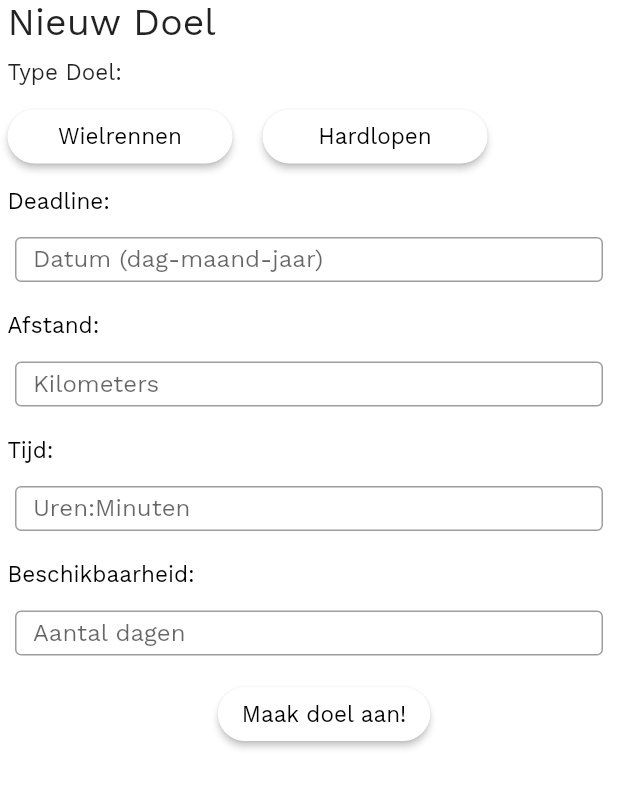
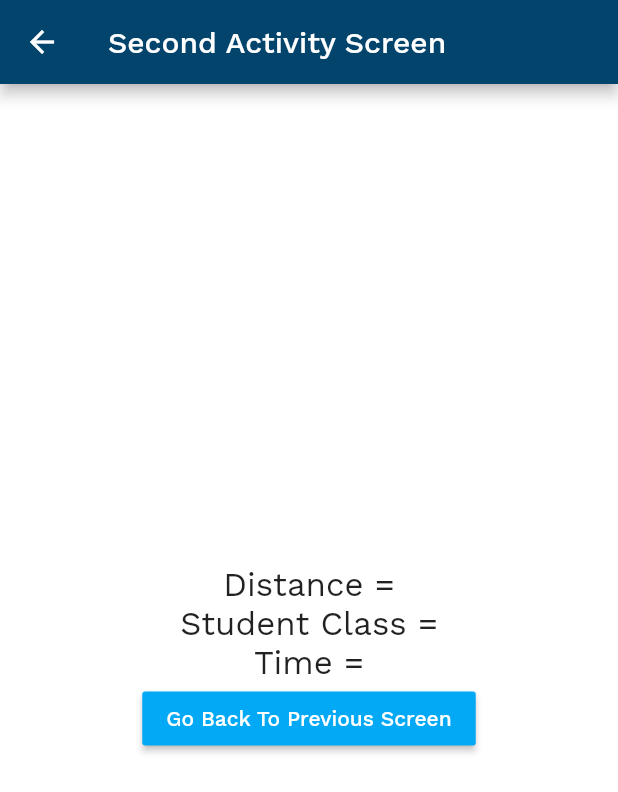
Before and after one commit to Panda-Incorporated/Panda.Mobile, a Flutter app: the NewGoal screen opened directly, after a tap on "Maak doel aan!", on a phone screen of 412 x 824 dp. Shown: the top 792 px of the screen. Run offline on Flutter 3.47's test engine with Material 2 defaults, Android fonts, the light colour scheme and no system bars; our stand-ins replace fl_chart, percent_indicator, sqflite; missing offline and left inert: flutter_inappwebview, glyphicon; accounts and stored records are empty.

Commit message:
NewGoal input data meegeven
verder aan Newgoal aanmaken, data doorgeven aan placement pagina.

```diff
--- a/lib/Pages/GoalSummaryPage.dart
+++ b/lib/Pages/GoalSummaryPage.dart
@@ -6,6 +6,7 @@ import 'package:panda/Pages/SeePredictionLargePage.dart';
 import 'package:panda/Pages/ShowActivities.dart';
 import 'package:panda/widgets/GoalSummary.dart';
 import 'package:panda/widgets/ShowGraph.dart';
+import 'package:panda/widgets/widgets.dart';
 import 'package:percent_indicator/circular_percent_indicator.dart';
 
 import 'ActivitySelectionPage.dart';
--- a/lib/Pages/NewGoal.dart
+++ b/lib/Pages/NewGoal.dart
@@ -3,7 +3,12 @@ import 'package:flutter/cupertino.dart';
 import 'package:flutter/material.dart';
 import 'package:flutter/widgets.dart';
 import 'package:panda/widgets/Logo.dart';
-import 'package:panda/widgets/NewGoalInput.dart';
+import 'package:panda/Pages/NewGoalInput.dart';
+import 'package:panda/Pages/GoalSelectionPage.dart';
+import 'package:panda/Pages/Home.dart';
+import 'package:panda/main.dart';
+import 'package:panda/widgets/GoalSummary.dart';
+import 'NewGoalInput.dart';
 
 class NewGoal extends StatefulWidget {
   @override
@@ -11,16 +16,28 @@ class NewGoal extends StatefulWidget {
 }
 
 class _NewGoalState extends State<NewGoal> {
+  var _goal = new TextEditingController();
+  var _distance = new TextEditingController();
+  var _deadline = new TextEditingController();
+  var _date = new TextEditingController();
+  var _availability = new TextEditingController();
+  getItemAndNavigate(BuildContext context) {
+    Navigator.push(
+        context,
+        MaterialPageRoute(
+            builder: (context) => SecondScreen(
+                nameHolder: _distance.text,
+                classHolder: _deadline.text,
+                numberHolder: _date.text)));
+  }
+
   bool _hasBeenPressed1 = false;
   bool _hasBeenPressed2 = false;
-  bool _hasBeenPressed3 = false;
+
   double _titelFontSize = 25;
   double _textFontSize = 15;
   double _inputBoxHeight = 50;
-  TextEditingController deadLine = TextEditingController();
-  TextEditingController afstand = TextEditingController();
-  TextEditingController tijd = TextEditingController();
-  TextEditingController beschikbaarheid = TextEditingController();
+
   @override
   Widget build(BuildContext context) {
     return Scaffold(
@@ -47,7 +64,7 @@ class _NewGoalState extends State<NewGoal> {
           margin: EdgeInsets.only(left: 5, bottom: 5),
           alignment: Alignment.centerLeft,
           child: Text(
-            'Type Doel:',
+            'Selecteer doel:',
             style: TextStyle(
               fontSize: _textFontSize,
               fontWeight: FontWeight.w400,
@@ -60,41 +77,12 @@ class _NewGoalState extends State<NewGoal> {
           children: [
             Container(
               alignment: Alignment.centerLeft,
-              margin: EdgeInsets.only(left: 5, top: 5),
-              child: ButtonTheme(
-                minWidth: 150.0,
-                child: RaisedButton(
-                  child: Text(
-                    "Wielrennen",
-                    style: TextStyle(
-                      fontSize: _textFontSize,
-                      fontWeight: FontWeight.w400,
-                    ),
-                  ),
-                  textColor: Colors.black,
-                  color: _hasBeenPressed1 ? Colors.blue : Colors.white,
-                  shape: RoundedRectangleBorder(
-                    borderRadius: BorderRadius.circular(20),
-                  ),
-                  onPressed: () => {
-                    setState(() {
-                      if (_hasBeenPressed2 == true) {
-                        _hasBeenPressed2 = false;
-                      }
-                      _hasBeenPressed1 = !_hasBeenPressed1;
-                    })
-                  },
-                ),
-              ),
-            ),
-            Container(
-              alignment: Alignment.centerLeft,
               margin: EdgeInsets.only(left: 20, top: 5),
               child: ButtonTheme(
                 minWidth: 150.0,
                 child: RaisedButton(
                   child: Text(
-                    "Hardlopen",
+                    "Marathon",
                     style: TextStyle(
                       fontSize: _textFontSize,
                       fontWeight: FontWeight.w400,
@@ -135,13 +123,10 @@ class _NewGoalState extends State<NewGoal> {
               height: _inputBoxHeight,
               padding: EdgeInsets.all(10),
               child: TextField(
-                onChanged: (value) {
-                  print("The value entered is : $value");
-                },
-                controller: deadLine,
+                controller: _deadline,
                 decoration: InputDecoration(
                   border: OutlineInputBorder(),
-                  labelText: 'Datum (dag-maand-jaar)',
+                  labelText: 'Datum',
                 ),
               ),
             ),
@@ -159,7 +144,7 @@ class _NewGoalState extends State<NewGoal> {
               height: _inputBoxHeight,
               padding: EdgeInsets.all(10),
               child: TextField(
-                controller: afstand,
+                controller: _distance,
                 decoration: InputDecoration(
                   border: OutlineInputBorder(),
                   labelText: 'Kilometers',
@@ -180,7 +165,7 @@ class _NewGoalState extends State<NewGoal> {
               height: _inputBoxHeight,
               padding: EdgeInsets.all(10),
               child: TextField(
-                controller: tijd,
+                controller: _date,
                 decoration: InputDecoration(
                   border: OutlineInputBorder(),
                   labelText: 'Uren:Minuten',
@@ -201,7 +186,7 @@ class _NewGoalState extends State<NewGoal> {
               height: _inputBoxHeight,
               padding: EdgeInsets.all(10),
               child: TextField(
-                controller: beschikbaarheid,
+                controller: _availability,
                 decoration: InputDecoration(
                   border: OutlineInputBorder(),
                   labelText: 'Aantal dagen',
@@ -209,6 +194,7 @@ class _NewGoalState extends State<NewGoal> {
               ),
             ),
             // * button
+
             Container(
               alignment: Alignment.center,
               margin: EdgeInsets.only(left: 20, top: 5),
@@ -227,7 +213,7 @@ class _NewGoalState extends State<NewGoal> {
                   shape: RoundedRectangleBorder(
                     borderRadius: BorderRadius.circular(20),
                   ),
-                  onPressed: () => {},
+                  onPressed: () => getItemAndNavigate(context),
                 ),
               ),
             ),
--- /dev/null
+++ b/lib/Pages/NewGoalInput.dart
@@ -0,0 +1,52 @@
+import 'package:flutter/material.dart';
+import 'package:flutter/widgets.dart';
+
+class SecondScreen extends StatelessWidget {
+  final nameHolder;
+  final classHolder;
+  final numberHolder;
+
+  SecondScreen(
+      {Key key, @required this.nameHolder, this.classHolder, this.numberHolder})
+      : super(key: key);
+
+  goBack(BuildContext context) {
+    Navigator.pop(context);
+  }
+
+  @override
+  Widget build(BuildContext context) {
+    return Scaffold(
+        appBar: AppBar(
+          title: Text("Second Activity Screen"),
+        ),
+        body: Column(
+            mainAxisAlignment: MainAxisAlignment.center,
+            children: <Widget>[
+              Center(
+                  child: Text(
+                'Distance = ' + nameHolder,
+                style: TextStyle(fontSize: 22),
+                textAlign: TextAlign.center,
+              )),
+              Center(
+                  child: Text(
+                'Student Class = ' + classHolder,
+                style: TextStyle(fontSize: 22),
+                textAlign: TextAlign.center,
+              )),
+              Center(
+                  child: Text(
+                'Time = ' + numberHolder,
+                style: TextStyle(fontSize: 22),
+                textAlign: TextAlign.center,
+              )),
+              RaisedButton(
+                onPressed: () => goBack(context),
+                color: Colors.lightBlue,
+                textColor: Colors.white,
+                child: Text('Go Back To Previous Screen'),
+              )
+            ]));
+  }
+}
--- a/lib/Providers/GoalProvider.dart
+++ b/lib/Providers/GoalProvider.dart
@@ -1,3 +1,4 @@
+import 'package:flutter/material.dart';
 import 'package:panda/Models/Activity.dart';
 import 'package:panda/Models/Goal.dart';
 import 'package:panda/Providers/DBProvider.dart';
--- a/lib/main.dart
+++ b/lib/main.dart
@@ -191,7 +191,13 @@ class _NavigationState extends State<Navigation> {
                           ),
                           FloatingActionButton(
                             heroTag: "GoalCreate",
-                            onPressed: () => {},
+                            onPressed: () => {
+                              Navigator.push(
+                                context,
+                                MaterialPageRoute(
+                                    builder: (context) => NewGoal()),
+                              )
+                            },
                             child: Icon(
                               Glyphicon.flag,
                               size: 20,
--- a/lib/widgets/NewGoalInput.dart
+++ /dev/null
@@ -1,17 +0,0 @@
-import 'package:flutter/cupertino.dart';
-import 'package:flutter/material.dart';
-import 'package:flutter/widgets.dart';
-import 'package:panda/widgets/Logo.dart';
-import 'package:panda/widgets/NewGoalInput.dart';
-
-class NewGoalInput extends StatefulWidget {
-  @override
-  _NewGoalInputState createState() => _NewGoalInputState();
-}
-
-class _NewGoalInputState extends State<NewGoalInput> {
-  @override
-  Widget build(BuildContext context) {
-    return Container();
-  }
-}
--- a/lib/widgets/widgets.dart
+++ b/lib/widgets/widgets.dart
@@ -3,6 +3,5 @@ export 'package:panda/widgets/CurrentActivities.dart';
 export 'package:panda/widgets/CurrentGoals.dart';
 export 'package:panda/widgets/GoalItem.dart';
 export 'package:panda/widgets/GoalSummary.dart';
-export 'package:panda/widgets/NewGoalInput.dart';
 export 'package:panda/widgets/ShowGraph.dart';
 export 'package:panda/widgets/Logo.dart';
```
